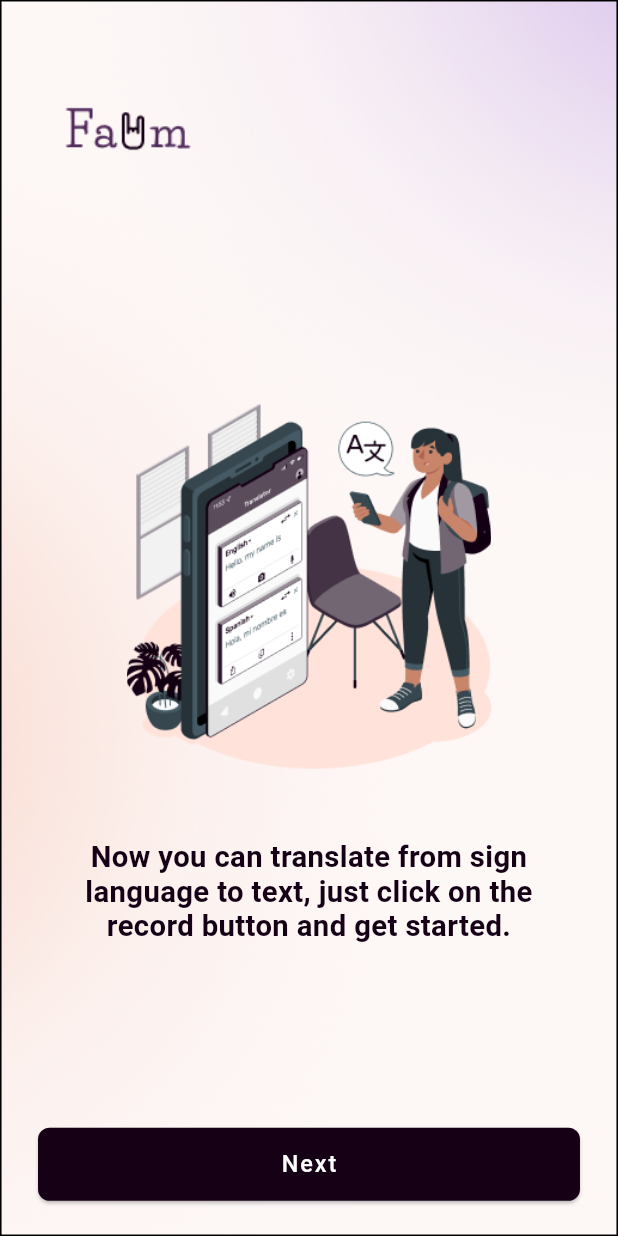
After one commit to HabibaMohamedS/sign2, a Flutter app: the OnboardingView screen opened by its route, after a tap on "Let's begin!", on a phone screen of 412 x 824 dp. The commit adds this screen. Run offline on Flutter 3.47's test engine with Material 3 defaults, Android fonts, the phone set to English and light mode, and no system bars; our stand-ins replace camera, carousel_slider, cloud_firestore, curved_navigation_bar, firebase_core, flutter_screenutil and 5 more; accounts and stored records are empty.

Commit message:
adding onboarding and splash screen

```diff
--- a/lib/app/bindings/binding.dart
+++ b/lib/app/bindings/binding.dart
@@ -2,6 +2,9 @@ import 'package:get/get.dart';
 import 'package:sign2/features/Learning_feature/view_model/lessons_state_management.dart';
 import 'package:sign2/features/Learning_feature/view_model/lessons_video_controller.dart';
 import 'package:sign2/features/Learning_feature/view_model/youTube_controller.dart';
+import 'package:sign2/features/onboarding/viewmodel/onboarding_controller.dart';
+import 'package:sign2/features/splash/viewmodel/splash_controller.dart';
+
 
 class MyBinding extends Bindings {
   @override
@@ -10,6 +13,10 @@ class MyBinding extends Bindings {
     Get.lazyPut<LessonsVideoController>(() => LessonsVideoController());
     Get.lazyPut<LessonsStateManagement>(() => LessonsStateManagement());
     Get.lazyPut<YoutubePlayerGetXController>(() => YoutubePlayerGetXController());
+    //onboarding
+    // Get.put(StorageService(), permanent: true);
+    Get.lazyPut<OnboardingController>(() => OnboardingController());
+    Get.lazyPut<SplashController>(() => SplashController());
    // Get.lazyPut<YoutubePlayerGetXController>(() => YoutubePlayerGetXController());
   }
 }
--- a/lib/app/routes/app_pages.dart
+++ b/lib/app/routes/app_pages.dart
@@ -8,18 +8,28 @@ import 'package:sign2/features/Quizzes/view/grade_screen.dart';
 import 'package:sign2/features/Quizzes/view/quiz_detsails_screen.dart';
 import 'package:sign2/features/Recommendation%20System/view/learning_centers.dart';
 import 'package:sign2/features/menu/main_menu_screen.dart';
+import 'package:sign2/features/onboarding/view/onboarding_view.dart';
 import 'package:sign2/features/sign-to-text/views/sign_to_text_view.dart';
+import 'package:sign2/features/splash/view/splash_view.dart';
 import 'app_routes.dart';
 
 class AppPages {
   static final List<GetPage> routes = [
+    GetPage(
+      name: AppRoutes.splash,
+      page: () => SplashView(),
+    ),
+    GetPage(
+      name: AppRoutes.onboardingRoute,
+      page: () => const OnboardingView(),
+    ),
     GetPage(
       name: AppRoutes.videoTranslate,
       page: () => SignToTextScreen(),
       binding: SignToTextBinding(),
     ),
     GetPage(
-      name: '/mainMenu',
+      name: MainMenuScreen.routeName,
       page: () => const MainMenuScreen(),
     ),
     GetPage(
--- a/lib/app/routes/app_routes.dart
+++ b/lib/app/routes/app_routes.dart
@@ -1,3 +1,5 @@
 abstract class AppRoutes {
   static const videoTranslate = '/video-translate';
+  static const onboardingRoute = '/onboarding';
+  static const splash = '/splash';
 }
--- /dev/null
+++ b/lib/features/onboarding/services/storage_services.dart
@@ -0,0 +1,8 @@
+import 'package:get_storage/get_storage.dart';
+
+class StorageService {
+  final _box = GetStorage();
+
+  bool get seenOnboarding => _box.read('seenOnboarding') ?? false;
+  set seenOnboarding(bool v) => _box.write('seenOnboarding', v);
+}
--- /dev/null
+++ b/lib/features/onboarding/view/onboarding_view.dart
@@ -0,0 +1,69 @@
+import 'package:flutter/material.dart';
+import 'package:get/get.dart';
+import 'package:sign2/features/onboarding/viewmodel/onboarding_controller.dart';
+import 'package:sign2/support/custom_widgets/onboarding_page.dart';
+import 'package:sign2/support/theme/app_images.dart';
+
+class OnboardingView extends GetView<OnboardingController> {
+  const OnboardingView({super.key});
+
+  @override
+  Widget build(BuildContext context) {
+    return Scaffold(
+
+      body: Stack(
+        children: [
+          Positioned.fill(
+            child: Image.asset(
+              AppImages.backgroundImage, // Your single background image
+              fit: BoxFit.fill,
+            ),
+          ),
+          PageView(
+          controller: controller.pageController,
+          onPageChanged: controller.onPageChanged,
+          children: [
+            // — Screen 1 —
+            OnboardingPage(
+              text: 'Welcome to Fahm where you can be understood!',
+              btn: "Let's begin!",
+              showLogo: false,
+              onTap: controller.next,
+            ),
+            // — Screen 2 —
+            OnboardingPage(
+              img: AppImages.onboarding1,
+              text: 'Now you can translate from sign language to text, just click on the record button and get started.',
+              btn: 'Next',
+              onTap: controller.next,
+            ),
+            // — Screen 3 —
+            OnboardingPage(
+              img: AppImages.onboarding2,
+              text: 'Use our learning section to benefit from a wide range of Arabic sign language gestures.',
+              btn: 'Next',
+              onTap: controller.next,
+            ),
+            // — Screen 4 —
+            OnboardingPage(
+              img: AppImages.onboarding3,
+              text: 'Search for the most suitable Arabic sign language centers based on your preferences.',
+              btn: 'Next',
+              onTap: controller.next,
+            ),
+            // — Screen 5 (sign-up prompt) —
+            OnboardingPage(
+              text: "Let's create your account!",
+              btn: 'Sign me up!',
+              onTap: () => Get.toNamed('/signin'),
+              trailing: TextButton(
+                onPressed: controller.complete,
+                child: const Text('Skip'),
+              ),
+            ),
+          ],
+        ),
+      ]),
+    );
+  }
+}
--- /dev/null
+++ b/lib/features/onboarding/viewmodel/onboarding_controller.dart
@@ -0,0 +1,29 @@
+import 'package:flutter/widgets.dart';
+import 'package:get/get.dart';
+import 'package:sign2/features/menu/main_menu_screen.dart';
+import 'package:sign2/features/onboarding/services/storage_services.dart';
+
+class OnboardingController extends GetxController {
+  final pageIndex = 0.obs;
+  late final PageController pageController;
+  final storage = Get.find<StorageService>();
+
+  @override
+  void onInit() {
+    super.onInit();
+    pageController = PageController();
+  }
+
+  void next() {
+    if (pageIndex.value < 4) {
+      pageController.nextPage(duration: const Duration(milliseconds: 300), curve: Curves.ease);
+    }
+  }
+
+  void onPageChanged(int i) => pageIndex.value = i;
+
+  void complete() {
+    storage.seenOnboarding = true;
+    Get.toNamed(MainMenuScreen.routeName);
+  }
+}
--- /dev/null
+++ b/lib/features/splash/view/splash_view.dart
@@ -0,0 +1,15 @@
+import 'package:flutter/material.dart';
+import 'package:get/get_state_manager/src/simple/get_view.dart';
+import 'package:sign2/features/splash/viewmodel/splash_controller.dart';
+import 'package:sign2/support/theme/app_images.dart';
+
+class SplashView extends GetView<SplashController> {
+  const SplashView({super.key});
+
+  @override
+  Widget build(BuildContext context) {
+    return Scaffold(
+      body: Center(child: Image.asset(AppImages.splash)),
+    );
+  }
+}
--- /dev/null
+++ b/lib/features/splash/viewmodel/splash_controller.dart
@@ -0,0 +1,26 @@
+import 'package:get/get.dart';
+import 'package:sign2/app/routes/app_routes.dart';
+import 'package:sign2/features/menu/main_menu_screen.dart';
+import 'package:sign2/features/onboarding/services/storage_services.dart';
+
+class SplashController extends GetxController {
+  final StorageService storage = Get.find<StorageService>();
+
+  @override
+  void onInit() {
+    super.onInit();
+    _navigateAfterDelay();
+  }
+
+  void _navigateAfterDelay() async {
+    await Future.delayed(const Duration(seconds: 3));
+
+    Get.log('seenOnboarding=${storage.seenOnboarding}');
+
+    if (storage.seenOnboarding) {
+      Get.toNamed(MainMenuScreen.routeName);
+    } else {
+      Get.toNamed(AppRoutes.onboardingRoute);
+    }
+  }
+}
--- a/lib/main.dart
+++ b/lib/main.dart
@@ -3,14 +3,18 @@ import 'package:flutter/material.dart';
 import 'package:flutter/services.dart';
 import 'package:flutter_screenutil/flutter_screenutil.dart';
 import 'package:get/get.dart';
+import 'package:get_storage/get_storage.dart';
 import 'package:sign2/app/bindings/binding.dart';
 import 'package:sign2/features/menu/main_menu_screen.dart';
+import 'package:sign2/features/onboarding/services/storage_services.dart';
 import 'package:sign2/firebase_options.dart';
 import 'app/routes/app_pages.dart';
 
 
 void main() async{
   WidgetsFlutterBinding.ensureInitialized();
+  await GetStorage.init();
+  Get.put(StorageService(), permanent: true);
   await Firebase.initializeApp(
     options: DefaultFirebaseOptions.currentPlatform,
   );
@@ -37,6 +41,7 @@ class MyApp extends StatelessWidget {
             systemNavigationBarIconBrightness: Brightness.dark,
           ),
         );
+        // final storage = Get.find<StorageService>();
         return GetMaterialApp(
           debugShowCheckedModeBanner: false,
           title: 'First Method',
@@ -48,24 +53,15 @@ class MyApp extends StatelessWidget {
           initialBinding: MyBinding(),
           initialRoute:MainMenuScreen.routeName,
           getPages: AppPages.routes,
+          // onInit: () {
+          //   if (storage.seenOnboarding) {
+          //     Get.offAllNamed(MainMenuScreen.routeName);
+          //   }
+          // },
         //  home: const MainMenuScreen(),
 
         );
       },
-
-      //const CategoryDetailsScreen(),
     );
   }
 }
-
-// class SignLanguageApp extends StatelessWidget {
-//   @override
-//   Widget build(BuildContext context) {
-//     return GetMaterialApp(
-//       title: 'Sign Language Recognition',
-//       theme: ThemeData.dark(),
-//       initialRoute: AppRoutes.videoTranslate,
-//       getPages: AppPages.routes,
-//     );
-//   }
-//}
--- /dev/null
+++ b/lib/support/custom_widgets/onboarding_page.dart
@@ -0,0 +1,86 @@
+import 'package:flutter/material.dart';
+import 'package:flutter_screenutil/flutter_screenutil.dart';
+import 'package:sign2/support/theme/app_colors.dart';
+import 'package:sign2/support/theme/app_images.dart';
+
+class OnboardingPage extends StatelessWidget {
+  final String? img;
+  final String text;
+  final String btn;
+  final bool showLogo;
+  final VoidCallback? onTap;
+  final Widget? trailing; // Changed from leading to trailing for better semantics
+
+  const OnboardingPage({
+    this.img,
+    required this.text,
+    required this.btn,
+    this.showLogo = true,
+    this.onTap,
+    this.trailing,
+    super.key,
+  });
+
+  @override
+  Widget build(BuildContext context) {
+    return Padding(
+      padding: EdgeInsets.symmetric(horizontal: 24.w),
+      child: Column(
+        children: [
+          SizedBox(height: 30.h),
+          Row(
+            mainAxisAlignment: MainAxisAlignment.spaceBetween,
+            children: [
+              if (showLogo)
+                SizedBox(
+                      width: 120.w,  // Adjust as needed
+                      height: 120.h,
+                      child: Image.asset(
+                        AppImages.logo,
+                        fit: BoxFit.contain,
+                      ),
+                    )
+                  else
+                    SizedBox(width: 120.w),
+
+              trailing ?? SizedBox(width: 55.w),
+            ],
+          ),
+          const Spacer(),
+          if (img != null) Image.asset(img!, height: 250.h),
+          if (img != null) SizedBox(height: 24.h),
+          SizedBox(height: 24.h),
+          Text(
+            text,
+            textAlign: TextAlign.center,
+            style: TextStyle(
+              color: AppColors.darkPurple,
+              fontSize: 20.sp,
+              fontWeight: FontWeight.bold,
+            ),
+          ),
+          const Spacer(),
+          ElevatedButton(
+            style: ElevatedButton.styleFrom(
+              backgroundColor: AppColors.darkPurple,
+              padding: EdgeInsets.symmetric(vertical: 12.h, horizontal: 24.w),
+              minimumSize: Size(double.infinity, 50.h),
+              shape: RoundedRectangleBorder(
+                borderRadius: BorderRadius.circular(8.r),
+              ),
+            ),
+            onPressed: onTap,
+            child: Text(
+              btn,
+              style: TextStyle(
+                color: AppColors.white,
+                fontSize: 16.sp,
+              ),
+            ),
+          ),
+          SizedBox(height: 24.h),
+        ],
+      ),
+    );
+  }
+}
--- a/lib/support/theme/app_images.dart
+++ b/lib/support/theme/app_images.dart
@@ -5,4 +5,8 @@ class AppImages {
   static const String discoverPlacesLogo = "assets/images/discover.png";
   static const String translateLogo = "assets/images/translate.png";
   static const String backgroundImage = "assets/images/home-background.png";
+  static const String onboarding1 = "assets/images/onlinetrans.png";
+  static const String onboarding2 = "assets/images/brolearn.png";
+  static const String onboarding3 = "assets/images/amico.png";
+  static const String splash = "assets/images/Splash Screen.png";
 }
--- a/pubspec.yaml
+++ b/pubspec.yaml
@@ -38,6 +38,7 @@ dependencies:
   # The following adds the Cupertino Icons font to your application.
   # Use with the CupertinoIcons class for iOS style icons.
   cupertino_icons: ^1.0.8
+  get_storage: ^2.0.3
   http: ^0.13.5
   cloud_firestore: ^5.6.5
   firebase_core: ^3.12.1
```
Also changed, not shown: pubspec.lock.
